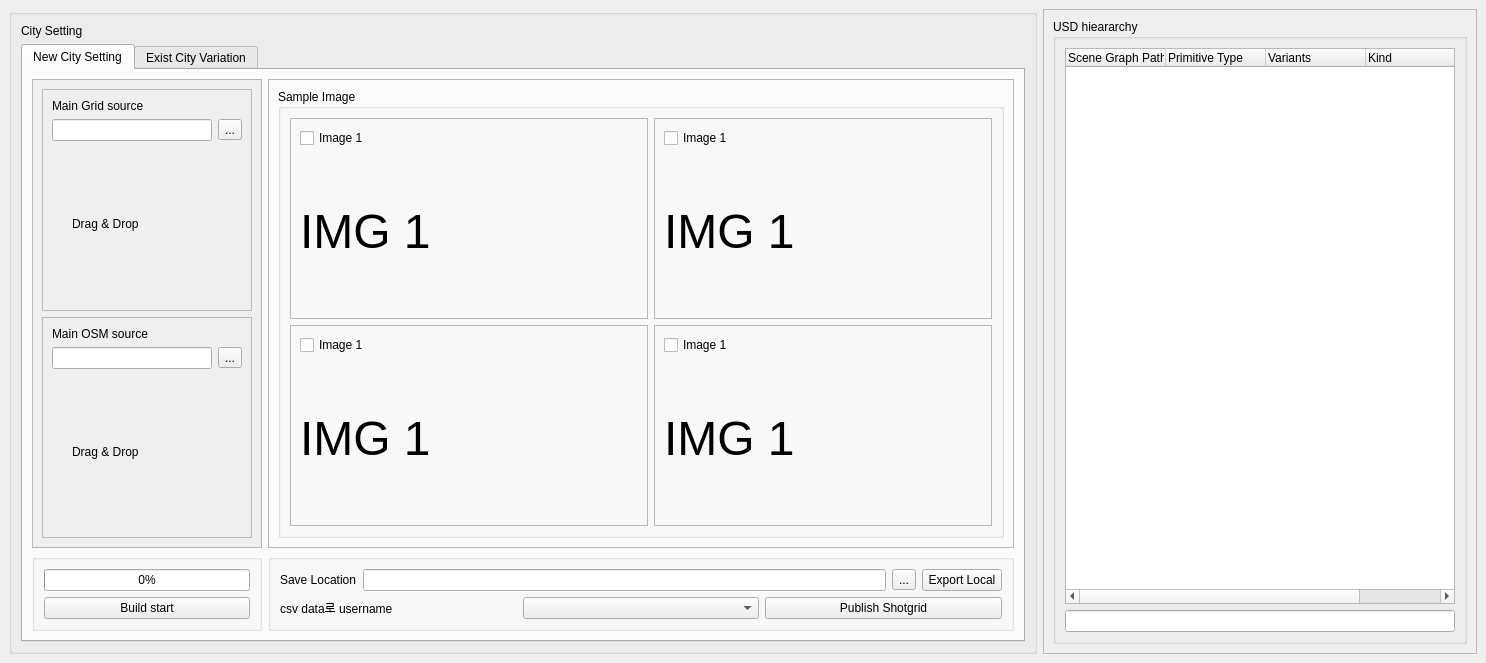
First picture: the form in main/resource/ui/sample_window5.ui, repository ParkJeonghyeon1013/usd_IO, before the edit.
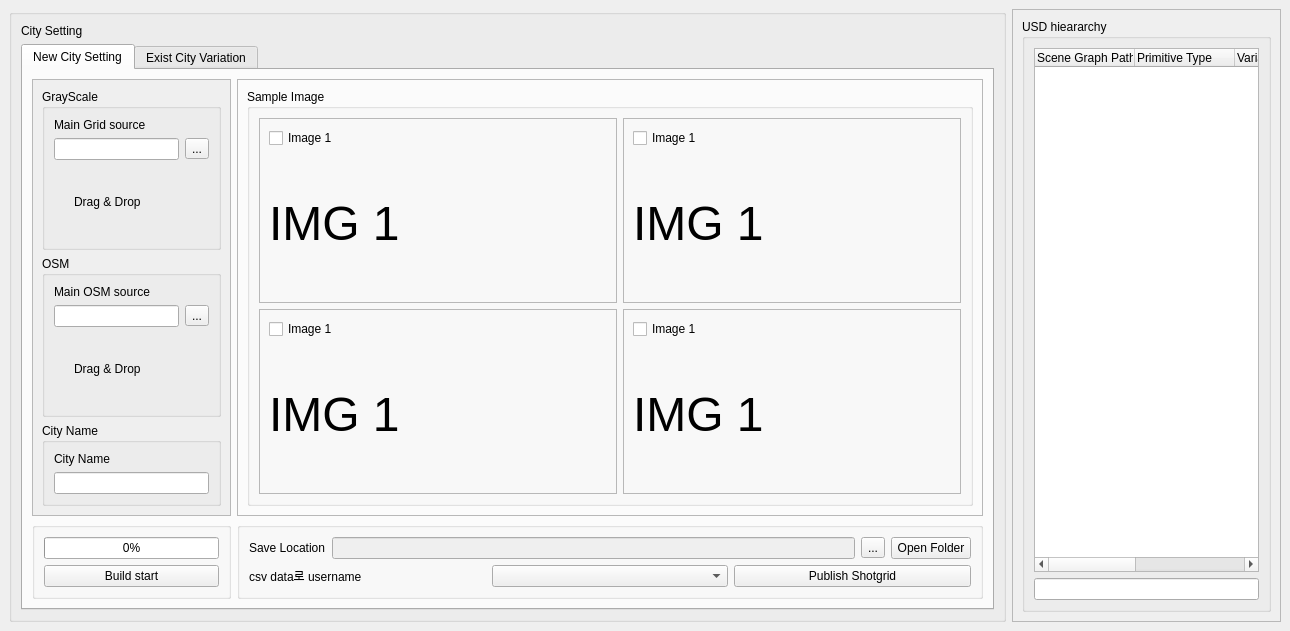
Second picture: the form after the edit.

Commit message: grayscale add png export

Patch:
```diff
--- a/main/resource/ui/sample_window5.ui
+++ b/main/resource/ui/sample_window5.ui
@@ -6,8 +6,8 @@
    <rect>
     <x>0</x>
     <y>0</y>
-    <width>1486</width>
-    <height>663</height>
+    <width>1290</width>
+    <height>631</height>
    </rect>
   </property>
   <property name="windowTitle">
@@ -45,31 +45,28 @@
                    <rect>
                     <x>0</x>
                     <y>0</y>
-                    <width>258</width>
-                    <height>435</height>
+                    <width>174</width>
+                    <height>422</height>
                    </rect>
+                  </property>
+                  <layout class="QGridLayout" name="gridLayout_18">
+                   <item row="0" column="0">
+                    <widget class="QGroupBox" name="groupBox__grayscale">
+                     <property name="title">
+                      <string>GrayScale</string>
                   </property>
                   <layout class="QGridLayout" name="gridLayout_2">
                    <item row="0" column="0">
-                    <widget class="QFrame" name="frame__grid">
-                     <property name="frameShape">
-                      <enum>QFrame::StyledPanel</enum>
-                     </property>
-                     <property name="frameShadow">
-                      <enum>QFrame::Raised</enum>
-                     </property>
-                     <layout class="QGridLayout" name="gridLayout_7">
-                      <item row="0" column="0">
+                       <layout class="QVBoxLayout" name="verticalLayout_2">
+                        <item>
                        <widget class="QLabel" name="label__grid">
                         <property name="text">
                          <string>Main Grid source</string>
                         </property>
                        </widget>
                       </item>
-                      <item row="1" column="0">
-                       <layout class="QVBoxLayout" name="verticalLayout__grid">
                         <item>
-                         <layout class="QHBoxLayout" name="horizontalLayout__grid">
+                         <layout class="QHBoxLayout" name="horizontalLayout_2">
                           <item>
                            <widget class="QLineEdit" name="lineEdit__grid_path"/>
                           </item>
@@ -84,7 +81,7 @@
                         </item>
                        </layout>
                       </item>
-                      <item row="2" column="0">
+                      <item row="1" column="0">
                        <layout class="QHBoxLayout" name="horizontalLayout__dragdrop">
                         <item>
                          <spacer name="verticalSpacer_7">
@@ -125,22 +122,23 @@
                     </widget>
                    </item>
                    <item row="1" column="0">
-                    <widget class="QFrame" name="frame__osm">
-                     <property name="frameShape">
-                      <enum>QFrame::StyledPanel</enum>
-                     </property>
-                     <property name="frameShadow">
-                      <enum>QFrame::Raised</enum>
+                    <widget class="QGroupBox" name="groupBox__osm">
+                     <property name="title">
+                      <string>OSM</string>
                      </property>
                      <layout class="QGridLayout" name="gridLayout_16">
                       <item row="0" column="0">
+                       <layout class="QVBoxLayout" name="verticalLayout_6">
+                        <item>
+                         <layout class="QVBoxLayout" name="verticalLayout_5">
+                          <item>
                        <widget class="QLabel" name="label__OSM">
                         <property name="text">
                          <string>Main OSM source</string>
                         </property>
                        </widget>
                       </item>
-                      <item row="1" column="0">
+                          <item>
                        <layout class="QHBoxLayout" name="horizontalLayout__osm">
                         <item>
                          <widget class="QLineEdit" name="lineEdit__osm"/>
@@ -154,8 +152,10 @@
                         </item>
                        </layout>
                       </item>
-                      <item row="2" column="0">
-                       <layout class="QHBoxLayout" name="horizontalLayout_8">
+                         </layout>
+                        </item>
+                        <item>
+                         <layout class="QHBoxLayout" name="horizontalLayout__osm_2">
                         <item>
                          <spacer name="verticalSpacer_9">
                           <property name="orientation">
@@ -192,6 +192,31 @@
                        </layout>
                       </item>
                      </layout>
+                      </item>
+                     </layout>
+                    </widget>
+                   </item>
+                   <item row="2" column="0">
+                    <widget class="QGroupBox" name="groupBox__name">
+                     <property name="title">
+                      <string>City Name</string>
+                     </property>
+                     <layout class="QGridLayout" name="gridLayout_17">
+                      <item row="0" column="0">
+                       <layout class="QVBoxLayout" name="verticalLayout__name">
+                        <item>
+                         <widget class="QLabel" name="label_2">
+                          <property name="text">
+                           <string>City Name</string>
+                          </property>
+                         </widget>
+                        </item>
+                        <item>
+                         <widget class="QLineEdit" name="lineEdit__city_name"/>
+                        </item>
+                       </layout>
+                      </item>
+                     </layout>
                     </widget>
                    </item>
                   </layout>
@@ -432,7 +457,14 @@
                      </widget>
                     </item>
                     <item>
-                     <widget class="QLineEdit" name="lineEdit__save"/>
+                     <widget class="QLineEdit" name="lineEdit__open">
+                      <property name="enabled">
+                       <bool>false</bool>
+                      </property>
+                      <property name="readOnly">
+                       <bool>true</bool>
+                      </property>
+                     </widget>
                     </item>
                     <item>
                      <widget class="QToolButton" name="toolButton__save">
@@ -444,7 +476,7 @@
                     <item>
                      <widget class="QPushButton" name="pushButton__save">
                       <property name="text">
-                       <string>Export Local</string>
+                       <string>Open Folder</string>
                       </property>
                      </widget>
                     </item>
```
Left out of the diff: 34 changed lines with no effect on the pictures. Lines whose indentation alone changed are shown as unchanged. The commit also changes 15 other files.
